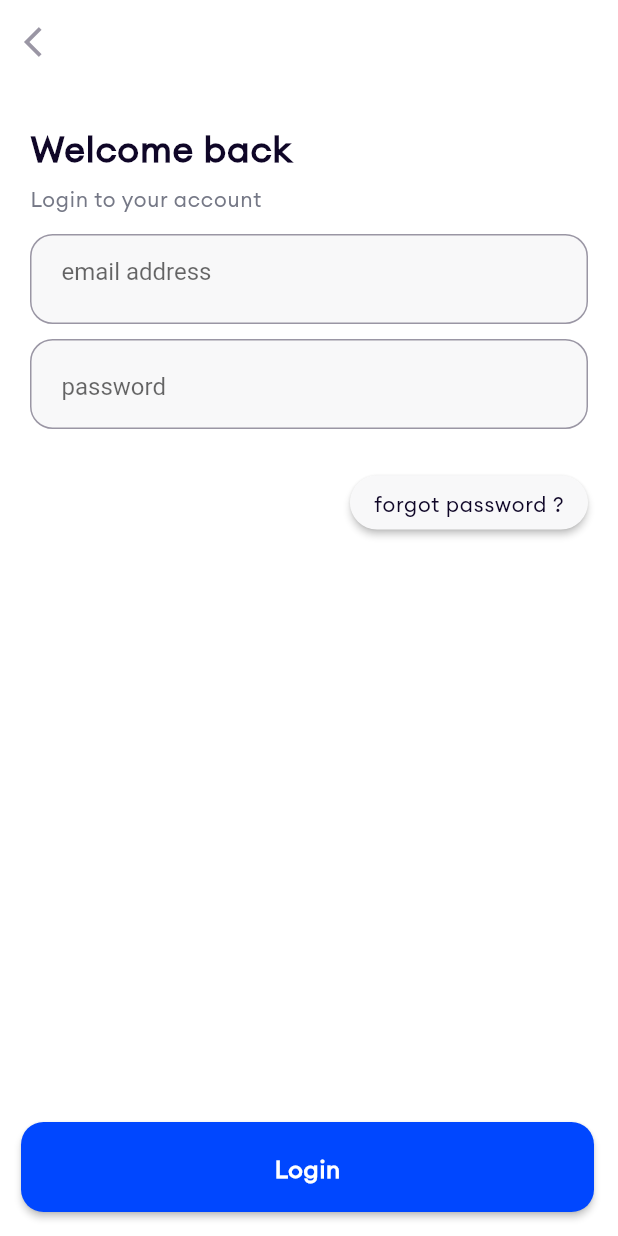
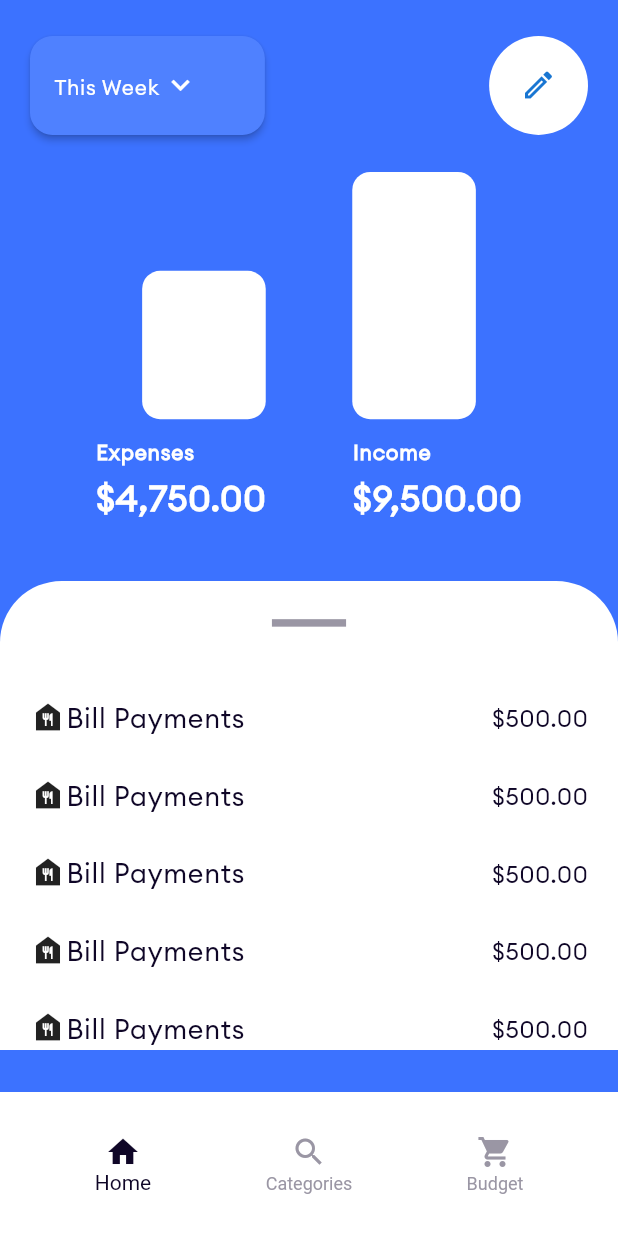
Before and after one commit to vikovic18/xafe_app, a Flutter app: the screen it shows after launch, on a phone screen of 412 x 824 dp. Run offline on Flutter 3.47's test engine with Material 2 defaults, Android fonts, the light colour scheme and no system bars.

Commit message:
ui/home-screen

```diff
--- a/lib/main.dart
+++ b/lib/main.dart
@@ -2,6 +2,7 @@ import 'package:flutter/material.dart';
 import 'package:xafe/screens/login/login.dart';
 import 'package:xafe/screens/sign_up/components/sign_up_fields.dart';
 import 'package:xafe/screens/sign_up/sign_up.dart';
+import 'package:xafe/widgets/bottom_navigation_bar.dart';
 
 
 void main() {
@@ -19,7 +20,7 @@ class MyApp extends StatelessWidget {
       theme: ThemeData(
         primarySwatch: Colors.blue,
       ),
-      home: LoginScreen(),
+      home: const CustomizedBottomNavigationBar(),
     );
   }
 }
--- /dev/null
+++ b/lib/screens/budget/budget.dart
@@ -0,0 +1,12 @@
+import 'package:flutter/material.dart';
+
+class Budget extends StatelessWidget {
+  const Budget({ Key? key }) : super(key: key);
+
+  @override
+  Widget build(BuildContext context) {
+    return const Scaffold(
+      body: Text('Budget')
+    );
+  }
+}
--- /dev/null
+++ b/lib/screens/categories/categories.dart
@@ -0,0 +1,12 @@
+import 'package:flutter/material.dart';
+
+class Categories extends StatelessWidget {
+  const Categories({ Key? key }) : super(key: key);
+
+  @override
+  Widget build(BuildContext context) {
+    return const Scaffold(
+      body: CircularProgressIndicator(),
+    );
+  }
+}
--- /dev/null
+++ b/lib/screens/home/components/expenses.dart
@@ -0,0 +1,65 @@
+import 'package:flutter/material.dart';
+import 'package:xafe/utils/colors.dart';
+import 'package:xafe/widgets/body_text.dart';
+import 'package:xafe/widgets/custom_divider.dart';
+
+class Expenses extends StatelessWidget {
+  const Expenses({Key? key}) : super(key: key);
+
+
+
+  @override
+  Widget build(BuildContext context) {
+    final size = MediaQuery.of(context).size;
+    return Container(
+      height: size.height * 0.3795,
+      width: double.infinity,
+      padding: const EdgeInsets.only(top: 20),
+      decoration: BoxDecoration(
+          color: AppColors.whiteColor,
+          borderRadius: BorderRadius.only(
+              topLeft: Radius.circular(size.height * 0.05),
+              topRight: Radius.circular(size.height * 0.05))),
+      child: Column(
+        children: [
+          const CustomDivider(),
+          SizedBox(height: size.height * 0.05),
+          Expanded(
+            child: ListView.builder(
+                itemCount: 5,
+                itemBuilder: (BuildContext context, int index) {
+                  return Container(
+                    padding: const EdgeInsets.only(left: 20, right: 20),
+                    child: Column(
+                      children: [
+                        Row(
+                          mainAxisAlignment: MainAxisAlignment.spaceBetween,
+                          children: [
+                            Row(
+                              children: [
+                                Icon(Icons.food_bank),
+                                BodyText(
+                                    color: AppColors.blackColor,
+                                    size: 18,
+                                    text: 'Bill Payments',
+                                    weight: FontWeight.w400)
+                              ],
+                            ),
+                            BodyText(
+                                color: AppColors.blackColor,
+                                size: 16,
+                                text: '\$500.00',
+                                weight: FontWeight.w400)
+                          ],
+                        ),
+                        SizedBox(height: size.height * 0.03)
+                      ],
+                    ),
+                  );
+                }),
+          )
+        ],
+      ),
+    );
+  }
+}
--- /dev/null
+++ b/lib/screens/home/components/summary.dart
@@ -0,0 +1,137 @@
+import 'package:flutter/material.dart';
+import 'package:xafe/screens/home/components/edit_sheet.dart';
+import 'package:xafe/utils/colors.dart';
+import 'package:xafe/widgets/body_text.dart';
+
+class Summary extends StatelessWidget {
+  const Summary({Key? key}) : super(key: key);
+
+   void _edit(BuildContext ctx) {
+    showModalBottomSheet(
+        elevation: 0,
+        backgroundColor: AppColors.darkGreyColor,
+        context: ctx,
+        builder: (_) {
+          return const EditSheet();
+        });
+  }
+
+  @override
+  Widget build(BuildContext context) {
+    final size = MediaQuery.of(context).size;
+    print(size.height);
+    return Container(
+      height: size.height * 0.47,
+      padding: const EdgeInsets.only(top: 24, left: 20, right: 20),
+      width: double.infinity,
+      decoration: const BoxDecoration(
+        color: AppColors.blueColor,
+      ),
+      child: Column(
+        crossAxisAlignment: CrossAxisAlignment.start,
+        children: [
+          Row(
+            mainAxisAlignment: MainAxisAlignment.spaceBetween,
+            children: [
+              SizedBox(
+                width: size.height * 0.19,
+                height: size.height * 0.08,
+                child: ElevatedButton(
+                    style: ElevatedButton.styleFrom(
+                        primary: AppColors.lightBlueColor,
+                        shape: RoundedRectangleBorder(
+                            borderRadius: BorderRadius.circular(15))),
+                    onPressed: () {},
+                    child: Row(children: [
+                      const BodyText(
+                          color: AppColors.whiteColor,
+                          size: 14,
+                          text: 'This Week',
+                          weight: FontWeight.w400),
+                      SizedBox(width: 2),
+                      Icon(Icons.expand_more)
+                    ])),
+              ),
+              GestureDetector(
+                onTap: (){
+                  _edit(context);
+                },
+                child: CircleAvatar(
+                    radius: size.height * 0.04,
+                    backgroundColor: AppColors.whiteColor,
+                    child: Icon(Icons.edit_outlined)),
+              )
+            ],
+          ),
+          SizedBox(height: size.height * 0.03),
+          Column(
+            children: [
+              Row(
+                crossAxisAlignment: CrossAxisAlignment.end,
+                mainAxisAlignment: MainAxisAlignment.center,
+                children: [
+                  BoxContainer(height: size.height * 0.12),
+                  SizedBox(width: size.height * 0.07),
+                  BoxContainer(height: size.height * 0.20)
+                ],
+              ),
+              const SizedBox(height: 10),
+              Row(
+                mainAxisAlignment: MainAxisAlignment.center,
+                children: [
+                  const TextOptions(title: 'Expenses', amount: '\$4,750.00'),
+                  SizedBox(width: size.height * 0.07),
+                  const TextOptions(title: 'Income', amount: '\$9,500.00')
+                ],
+              )
+            ],
+          )
+        ],
+      ),
+    );
+  }
+}
+
+class BoxContainer extends StatelessWidget {
+  const BoxContainer({Key? key, required this.height}) : super(key: key);
+
+  final double height;
+
+  @override
+  Widget build(BuildContext context) {
+    final size = MediaQuery.of(context).size;
+    return Container(
+      height: height,
+      width: size.height * 0.10,
+      decoration: BoxDecoration(
+          color: AppColors.whiteColor, borderRadius: BorderRadius.circular(12)),
+    );
+  }
+}
+
+class TextOptions extends StatelessWidget {
+  const TextOptions({Key? key, required this.title, required this.amount})
+      : super(key: key);
+
+  final String title;
+  final String amount;
+
+  @override
+  Widget build(BuildContext context) {
+    return Column(
+      crossAxisAlignment: CrossAxisAlignment.start,
+      children: [
+      BodyText(
+          color: AppColors.whiteColor,
+          size: 14,
+          text: title,
+          weight: FontWeight.w600),
+      const SizedBox(height: 2),
+      BodyText(
+          color: AppColors.whiteColor,
+          size: 24,
+          text: amount,
+          weight: FontWeight.w700)
+    ]);
+  }
+}
--- /dev/null
+++ b/lib/screens/home/home.dart
@@ -0,0 +1,23 @@
+import 'package:flutter/material.dart';
+import 'package:xafe/screens/home/components/expenses.dart';
+import 'package:xafe/screens/home/components/summary.dart';
+import 'package:xafe/utils/colors.dart';
+
+class Home extends StatelessWidget {
+  const Home({ Key? key }) : super(key: key);
+
+  @override
+  Widget build(BuildContext context) {
+    return  Scaffold(
+      backgroundColor: AppColors.blueColor,
+      body: SafeArea(
+        child: Column(
+          children: [
+            Summary(),
+            Expenses()
+          ],
+        )
+      ),
+    );
+  }
+}
--- a/lib/screens/sign_up/components/sign_up_body.dart
+++ b/lib/screens/sign_up/components/sign_up_body.dart
@@ -29,7 +29,7 @@ class SignUpBody extends StatelessWidget {
             child: Icon(Icons.arrow_back_ios, color: AppColors.greyColor)),
           centerTitle: true,
           title: const BodyText(
-              color: AppColors.purpleColor,
+              color: AppColors.blackColor,
               size: 16,
               text: 'Signup',
               weight: FontWeight.w600)),
@@ -40,7 +40,7 @@ class SignUpBody extends StatelessWidget {
             crossAxisAlignment: CrossAxisAlignment.start,
             children: [
               BodyText(
-                  color: AppColors.purpleColor,
+                  color: AppColors.blackColor,
                   size: 36,
                   text: title,
                   weight: FontWeight.w700),
--- a/lib/screens/sign_up/components/sign_up_fields.dart
+++ b/lib/screens/sign_up/components/sign_up_fields.dart
@@ -14,7 +14,6 @@ class _SignUpNameState extends State<SignUpName> {
 
   @override
   void dispose() {
-    // TODO: implement dispose
     super.dispose();
     nameController.dispose();
   }
@@ -46,7 +45,6 @@ class _SignUpEmailState extends State<SignUpEmail> {
 
   @override
   void dispose() {
-    // TODO: implement dispose
     super.dispose();
     emailController.dispose();
   }
@@ -78,7 +76,6 @@ class _SignUpCodeState extends State<SignUpCode> {
 
   @override
   void dispose() {
-    // TODO: implement dispose
     super.dispose();
     codeController.dispose();
   }
@@ -110,7 +107,6 @@ class _SignupPasswordState extends State<SignupPassword> {
 
   @override
   void dispose() {
-    // TODO: implement dispose
     super.dispose();
     passwordController.dispose();
   }
--- a/lib/screens/sign_up/sign_up.dart
+++ b/lib/screens/sign_up/sign_up.dart
@@ -11,7 +11,7 @@ class SignUp extends StatelessWidget {
   Widget build(BuildContext context) {
     return Container(
       child: BodyText(
-          color: AppColors.purpleColor,
+          color: AppColors.blackColor,
           size: 15,
           text: 'Hello',
           weight: FontWeight.w600),
--- a/lib/utils/colors.dart
+++ b/lib/utils/colors.dart
@@ -2,11 +2,13 @@ import 'package:flutter/material.dart';
 
 
 class AppColors {
-  static const Color purpleColor =  Color(0xFF0F0627);
   static const Color whiteColor =  Color(0XFFFFFFFF);
   static const Color buttonColor =  Color(0xFF0047FF);
   static const Color greyColor =  Color(0xFF9A96A4);
   static const Color blackColor = Color(0xFF0F0627);
   static const Color darkGreyColor = Color(0xFF757886);
   static const Color textFieldColor = Color(0xFFF8F8F9);
+  static const Color blueColor = Color(0xFF3C72FF);
+  static const Color lightBlueColor = Color(0xFF4F81FF);
+  static const Color darkBlueColor = Color(0xFF0F1C40);
 }
--- /dev/null
+++ b/lib/widgets/bottom_navigation_bar.dart
@@ -0,0 +1,60 @@
+import 'package:flutter/material.dart';
+import 'package:xafe/screens/budget/budget.dart';
+import 'package:xafe/screens/categories/categories.dart';
+import 'package:xafe/screens/home/home.dart';
+import 'package:xafe/utils/colors.dart';
+
+class CustomizedBottomNavigationBar extends StatefulWidget {
+  const CustomizedBottomNavigationBar({ Key? key }) : super(key: key);
+
+  @override
+  _CustomizedBottomNavigationBarState createState() => _CustomizedBottomNavigationBarState();
+}
+
+class _CustomizedBottomNavigationBarState extends State<CustomizedBottomNavigationBar> {
+
+   final List<Map<String, dynamic>> _pages = [
+    {'page': const Home()},
+    {'page': const Categories()},
+    {'page': const Budget(),},
+  ];
+
+  int _selectedPageIndex = 0;
+
+  void _selectPage(int index) {
+    setState(() {
+      _selectedPageIndex = index;
+    });
+  }
+
+  @override
+  Widget build(BuildContext context) {
+    return Scaffold(
+      backgroundColor: AppColors.whiteColor,
+      body: _pages[_selectedPageIndex]['page'],
+        bottomNavigationBar:
+            Padding(
+              padding: const EdgeInsets.all(20.0),
+              child: BottomNavigationBar(
+                  backgroundColor: AppColors.whiteColor,
+                  elevation: 0,
+                  unselectedItemColor: AppColors.greyColor,
+                  selectedItemColor: AppColors.blackColor,
+                  showUnselectedLabels: true,
+                  currentIndex: _selectedPageIndex,
+                  onTap: _selectPage,
+                  items: const [
+                    BottomNavigationBarItem(icon: Icon(Icons.home), label: 'Home'),
+                    BottomNavigationBarItem(
+                        icon: Icon(Icons.search), label: 'Categories'),
+                    BottomNavigationBarItem(
+                        icon: Icon(Icons.shopping_cart), label: 'Budget'),
+                  ]),
+            ),
+            // SizedBox(height: 12,),
+            // CircularProgressIndicator()
+
+
+    );
+  }
+}
--- /dev/null
+++ b/lib/widgets/custom_divider.dart
@@ -0,0 +1,18 @@
+import 'package:flutter/material.dart';
+import 'package:xafe/utils/colors.dart';
+
+class CustomDivider extends StatelessWidget {
+  const CustomDivider({Key? key}) : super(key: key);
+
+  @override
+  Widget build(BuildContext context) {
+    final size = MediaQuery.of(context).size;
+    return SizedBox(
+      width: size.height * 0.06,
+      child: const Divider(
+        thickness: 5,
+        color: AppColors.greyColor,
+      ),
+    );
+  }
+}
```
Also changed, not shown: lib/screens/home/components/add_expenses.dart (added, +69 -0 lines), lib/screens/home/components/edit_sheet.dart (added, +74 -0 lines).
